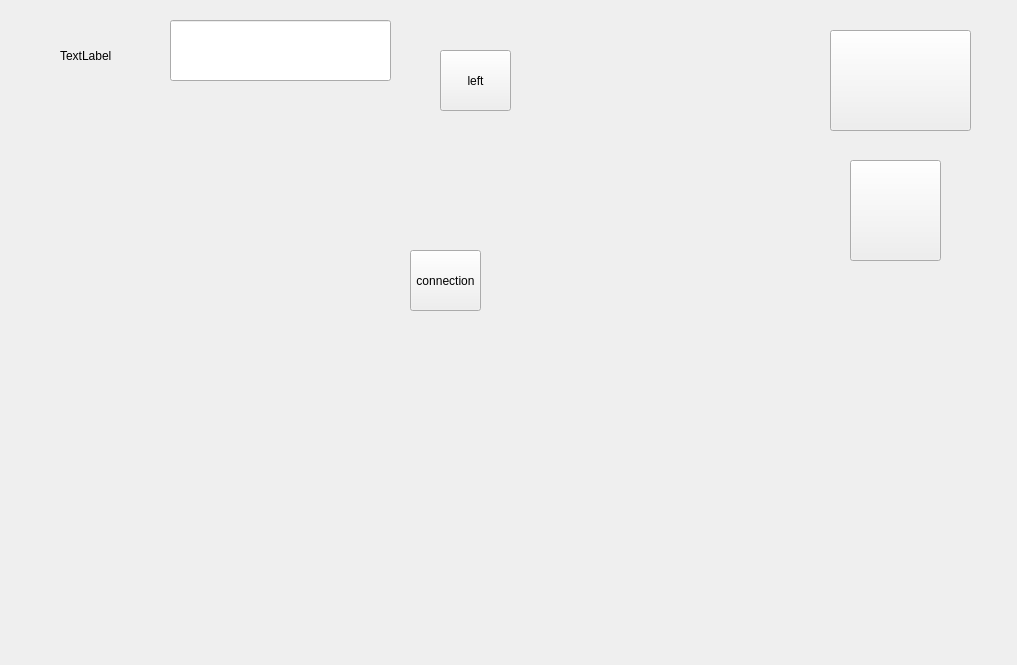
The window that TLMainWidget.ui (yuanyuewandou/TeachLearnClient) describes before a commit, drawn with Qt 5.
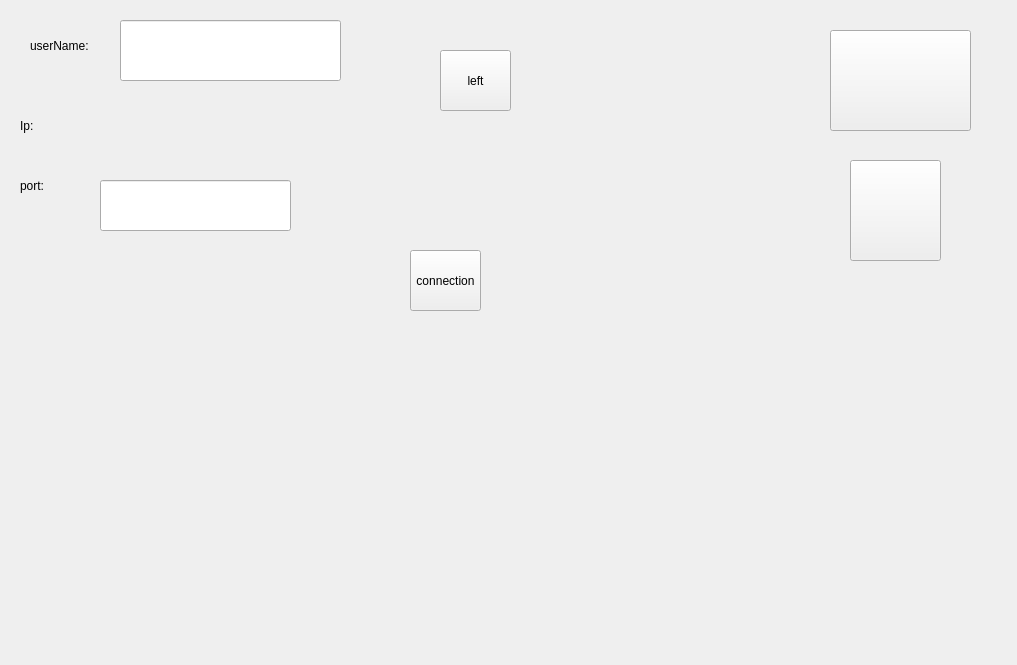
The same window after the commit. Custom widgets are drawn as their Qt base class.

What changed in the file:
```diff
--- a/TLMainWidget.ui
+++ b/TLMainWidget.ui
@@ -59,7 +59,7 @@
   <widget class="QLineEdit" name="m_userLineEdit">
    <property name="geometry">
     <rect>
-     <x>170</x>
+     <x>120</x>
      <y>20</y>
      <width>221</width>
      <height>61</height>
@@ -69,14 +69,14 @@
   <widget class="QLabel" name="m_userLabel">
    <property name="geometry">
     <rect>
-     <x>60</x>
-     <y>40</y>
+     <x>30</x>
+     <y>30</y>
      <width>81</width>
      <height>31</height>
     </rect>
    </property>
    <property name="text">
-    <string>TextLabel</string>
+    <string>userName:</string>
    </property>
   </widget>
   <widget class="QPushButton" name="m_leftPushButton">
@@ -92,6 +92,52 @@
     <string>left</string>
    </property>
   </widget>
+  <widget class="QLabel" name="m_ipLabel">
+   <property name="geometry">
+    <rect>
+     <x>20</x>
+     <y>110</y>
+     <width>61</width>
+     <height>31</height>
+    </rect>
+   </property>
+   <property name="text">
+    <string>Ip:</string>
+   </property>
+  </widget>
+  <widget class="QLabel" name="m_portLabel">
+   <property name="geometry">
+    <rect>
+     <x>20</x>
+     <y>170</y>
+     <width>61</width>
+     <height>31</height>
+    </rect>
+   </property>
+   <property name="text">
+    <string>port:</string>
+   </property>
+  </widget>
+  <widget class="QLineEdit" name="m_portLineEdit">
+   <property name="geometry">
+    <rect>
+     <x>100</x>
+     <y>180</y>
+     <width>191</width>
+     <height>51</height>
+    </rect>
+   </property>
+  </widget>
+  <widget class="IpWidget" name="m_ipWidget" native="true">
+   <property name="geometry">
+    <rect>
+     <x>110</x>
+     <y>100</y>
+     <width>211</width>
+     <height>61</height>
+    </rect>
+   </property>
+  </widget>
  </widget>
  <layoutdefault spacing="6" margin="11"/>
  <customwidgets>
@@ -107,6 +153,12 @@
    <header>TLAnimationButton.h</header>
    <container>1</container>
   </customwidget>
+  <customwidget>
+   <class>IpWidget</class>
+   <extends>QWidget</extends>
+   <header>IpWidget.h</header>
+   <container>1</container>
+  </customwidget>
  </customwidgets>
  <resources/>
  <connections/>
```
